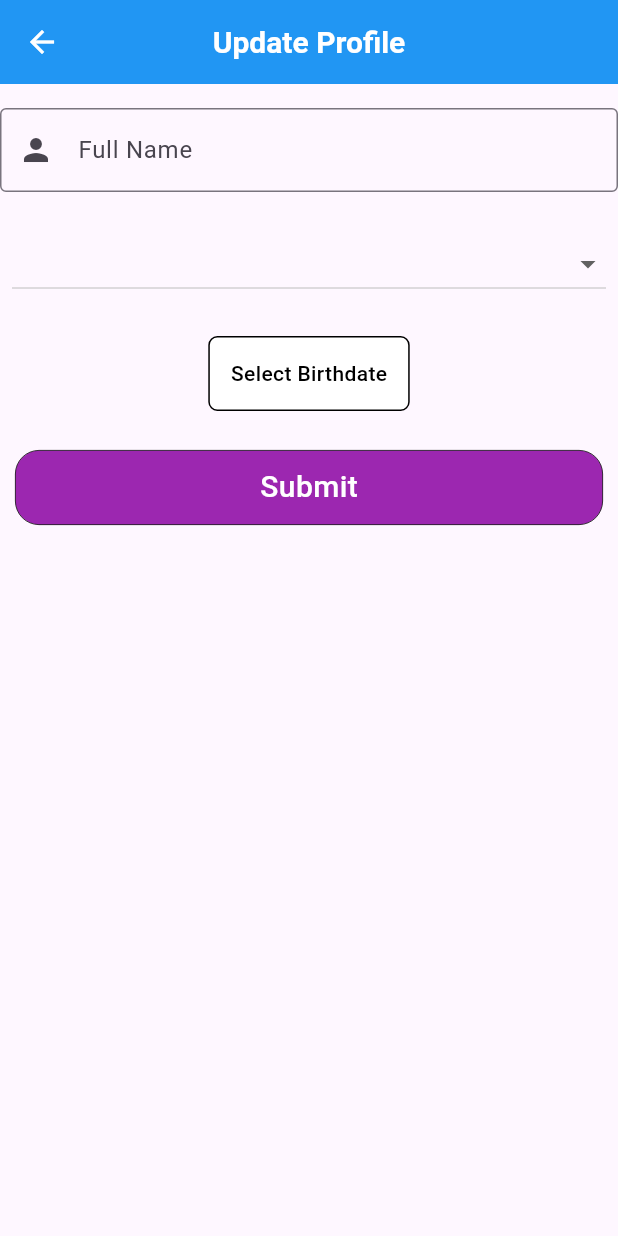
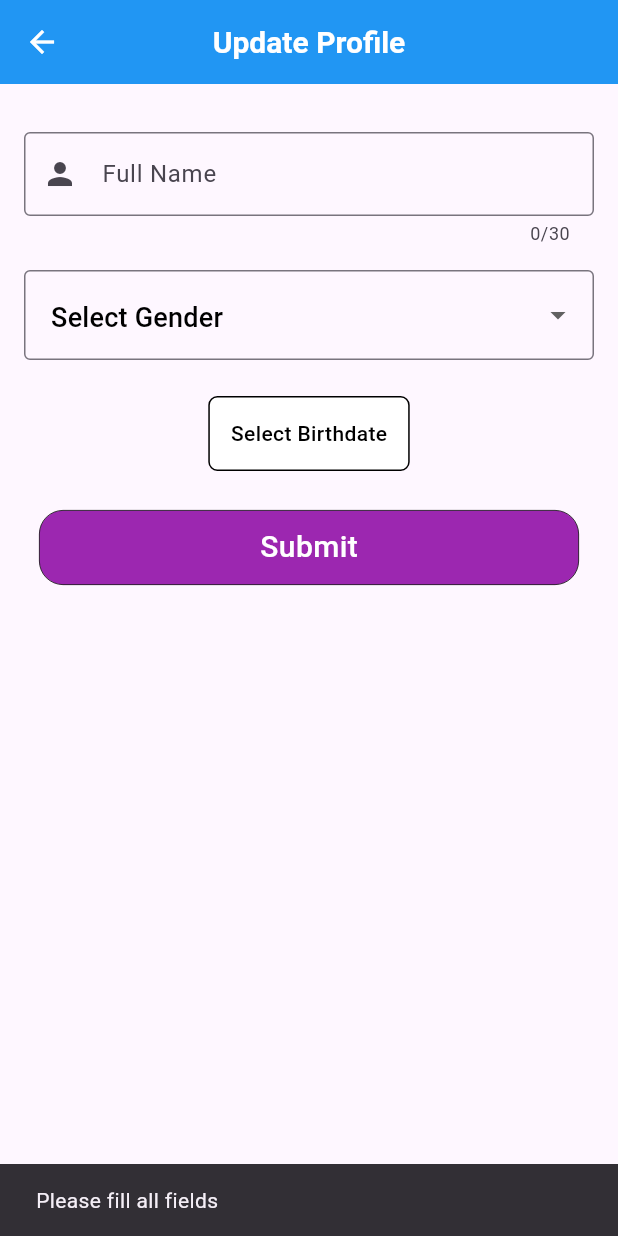
Before and after one commit to hadoopadministrator/my_flutter_app, a Flutter app: the UpdateProfileForm screen opened by its route, after a tap on "Submit", on a phone screen of 412 x 824 dp. Run offline on Flutter 3.47's test engine with Material 3 defaults, Android fonts, the phone set to English and light mode, and no system bars.

Commit message:
Day12 Challenge Completed.

```diff
--- a/lib/screens/daily_challenges/update_profile_form.dart
+++ b/lib/screens/daily_challenges/update_profile_form.dart
@@ -10,9 +10,10 @@ class UpdateProfileForm extends StatefulWidget {
 }
 
 class _UpdateProfileFormState extends State<UpdateProfileForm> {
-  String selectedValue = '';
+  String selectedValue = 'Select Gender';
+  bool isChecked = false;
   DateTime? selectedDate;
-
+  TextEditingController nameController = TextEditingController();
   void _selectDate() async {
     final DateTime date = DateTime.now();
 
@@ -45,10 +46,15 @@ class _UpdateProfileFormState extends State<UpdateProfileForm> {
       ),
       body: SafeArea(
         child: SingleChildScrollView(
+          padding: const EdgeInsets.all(16.0),
           child: Column(
+            mainAxisAlignment: MainAxisAlignment.start,
             children: [
               const SizedBox(height: 16),
               TextFormField(
+                maxLines: 1,
+                maxLength: 30,
+                controller: nameController,
                 decoration: const InputDecoration(
                   labelText: 'Full Name',
                   border: OutlineInputBorder(),
@@ -56,16 +62,25 @@ class _UpdateProfileFormState extends State<UpdateProfileForm> {
                 ),
               ),
               const SizedBox(height: 16),
-              DropdownButton(
-                dropdownColor: Colors.amber,
+              DropdownButtonFormField(
+                decoration: const InputDecoration(border: OutlineInputBorder()),
+                elevation: 1,
                 borderRadius: BorderRadius.circular(16),
-                isExpanded: true,
-                padding: EdgeInsets.all(8),
+                padding: EdgeInsets.all(2),
                 value: selectedValue,
-                items: ['', 'Male', 'Female', 'Other'].map((value) {
+                items: ['Select Gender', 'Male', 'Female', 'Other'].map((
+                  value,
+                ) {
                   return DropdownMenuItem<String>(
                     value: value,
-                    child: Text(value),
+                    child: Text(
+                      value,
+                      style: TextStyle(
+                        fontWeight: FontWeight.w500,
+                        color: Colors.black,
+                        fontSize: 18,
+                      ),
+                    ),
                   );
                 }).toList(),
                 onChanged: (newValue) {
@@ -74,7 +89,7 @@ class _UpdateProfileFormState extends State<UpdateProfileForm> {
                   });
                 },
               ),
-              const SizedBox(height: 16),
+              const SizedBox(height: 24),
               InkWell(
                 onTap: () => _selectDate(),
                 child: Container(
@@ -98,7 +113,27 @@ class _UpdateProfileFormState extends State<UpdateProfileForm> {
                 ),
               ),
               const SizedBox(height: 16),
-              CustomButton(days: 'Submit', onPressede: () {}),
+
+              CustomButton(
+                days: isChecked ? 'Update Profile' : 'Submit',
+                onPressede: () {
+                  if (nameController.text.trim().isNotEmpty &&
+                      selectedValue != 'Select Gender' &&
+                      selectedDate != null) {
+                    // debugPrint(
+                    //   '$selectedValue ${nameController.text}  ${selectedDate.toString()}',
+                    // );
+                    isChecked = true;
+                  } else {
+                    // debugPrint('object');
+                    isChecked = false;
+                    ScaffoldMessenger.of(context).showSnackBar(
+                      SnackBar(content: Text('Please fill all fields')),
+                    );
+                  }
+                  setState(() {});
+                },
+              ),
             ],
           ),
         ),
```
